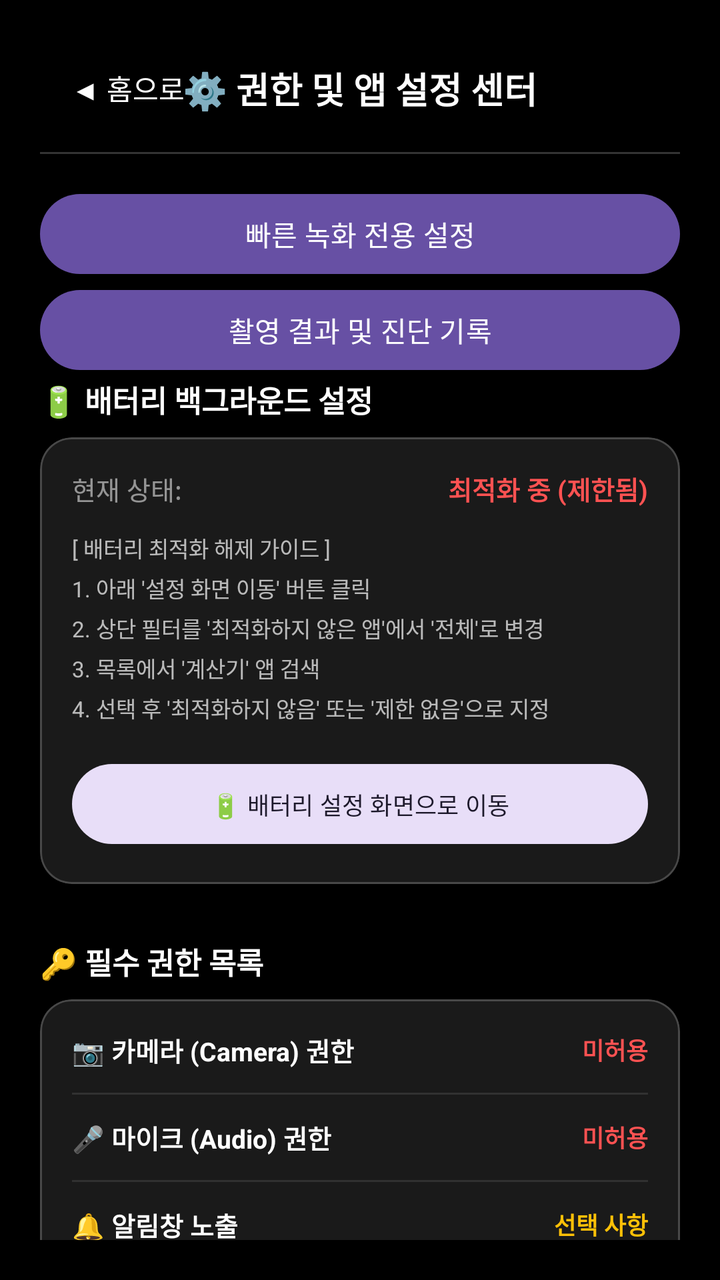
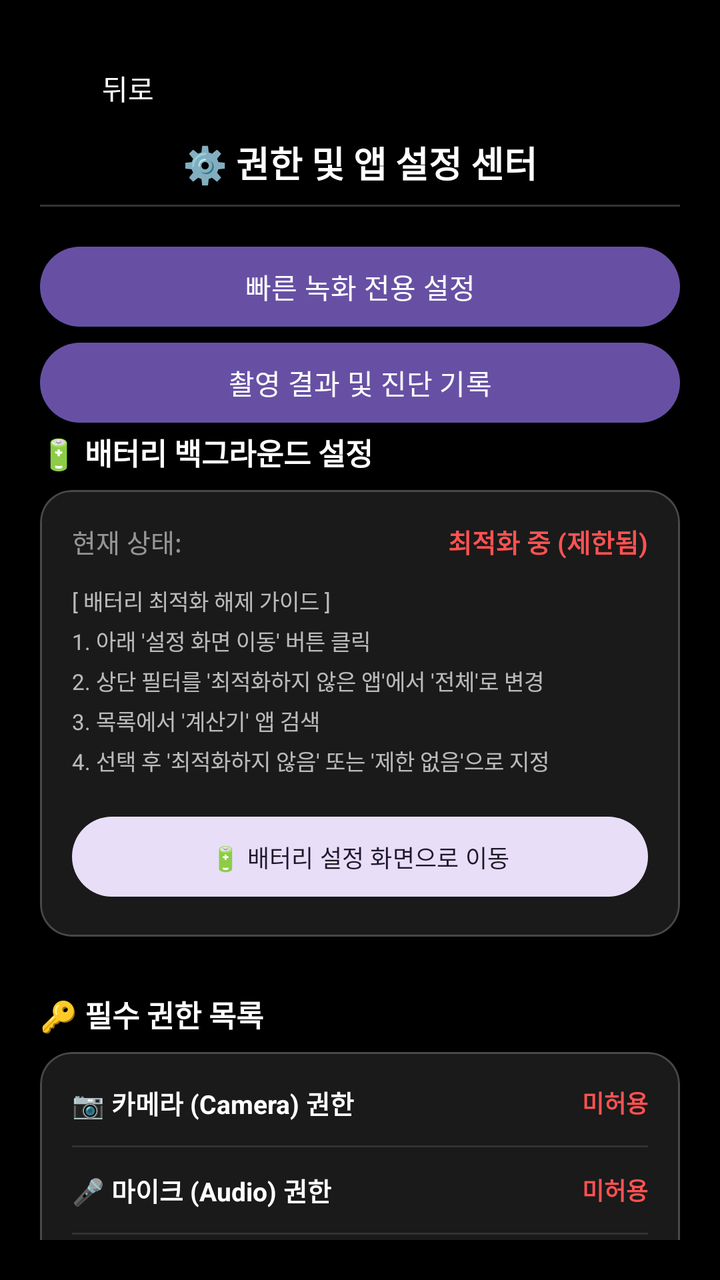

Two renders of the same Android screen: before a commit and after it. Below are the layout's source before the change and the commit's diff.
<!-- AndroidManifest.xml: application theme Theme.Camera2Study -->
<!-- res/layout/fragment_settings.xml -->
<?xml version="1.0" encoding="utf-8"?>
<androidx.constraintlayout.widget.ConstraintLayout xmlns:android="http://schemas.android.com/apk/res/android"
    xmlns:app="http://schemas.android.com/apk/res-auto"
    android:layout_width="match_parent"
    android:layout_height="match_parent"
    android:background="@android:color/black"
    android:padding="20dp"
    android:fitsSystemWindows="true">

    
    <com.google.android.material.button.MaterialButton
        android:id="@+id/btnBack"
        style="@style/Widget.Material3.Button.TextButton"
        android:layout_width="wrap_content"
        android:layout_height="wrap_content"
        android:text="◀ 홈으로"
        android:textColor="@android:color/white"
        android:textSize="14sp"
        app:layout_constraintStart_toStartOf="parent"
        app:layout_constraintTop_toTopOf="parent" />

    <TextView
        android:id="@+id/txtSettingsTitle"
        android:layout_width="wrap_content"
        android:layout_height="wrap_content"
        android:text="⚙️ 권한 및 앱 설정 센터"
        android:textColor="@android:color/white"
        android:textSize="18sp"
        android:textStyle="bold"
        app:layout_constraintBottom_toBottomOf="@id/btnBack"
        app:layout_constraintEnd_toEndOf="parent"
        app:layout_constraintStart_toStartOf="parent"
        app:layout_constraintTop_toTopOf="@id/btnBack" />

    <View
        android:id="@+id/dividerTop"
        android:layout_width="match_parent"
        android:layout_height="1dp"
        android:layout_marginTop="8dp"
        android:background="#33FFFFFF"
        app:layout_constraintTop_toBottomOf="@id/btnBack" />

    
    <androidx.core.widget.NestedScrollView
        android:layout_width="match_parent"
        android:layout_height="0dp"
        android:layout_marginTop="16dp"
        app:layout_constraintBottom_toBottomOf="parent"
        app:layout_constraintTop_toBottomOf="@id/dividerTop">

        <LinearLayout
            android:layout_width="match_parent"
            android:layout_height="wrap_content"
            android:orientation="vertical">

            
            <com.google.android.material.button.MaterialButton
                android:id="@+id/btnQuickRecordingSettings"
                android:layout_width="match_parent"
                android:layout_height="wrap_content"
                android:text="빠른 녹화 전용 설정" />

            <com.google.android.material.button.MaterialButton
                android:id="@+id/btnRecordingHistory"
                android:layout_width="match_parent"
                android:layout_height="wrap_content"
                android:text="촬영 결과 및 진단 기록" />

            <TextView
                android:layout_width="wrap_content"
                android:layout_height="wrap_content"
                android:text="🔋 배터리 백그라운드 설정"
                android:textColor="@android:color/white"
                android:textSize="15sp"
                android:textStyle="bold" />

            <com.google.android.material.card.MaterialCardView
                style="@style/Widget.Material3.CardView.Filled"
                android:layout_width="match_parent"
                android:layout_height="wrap_content"
                android:layout_marginTop="8dp"
                app:cardBackgroundColor="#1AFFFFFF"
                app:cardCornerRadius="16dp"
                app:strokeColor="#33FFFFFF"
                app:strokeWidth="1dp">

                <LinearLayout
                    android:layout_width="match_parent"
                    android:layout_height="wrap_content"
                    android:orientation="vertical"
                    android:padding="16dp">

                    <LinearLayout
                        android:layout_width="match_parent"
                        android:layout_height="wrap_content"
                        android:orientation="horizontal"
                        android:gravity="center_vertical">

                        <TextView
                            android:layout_width="0dp"
                            android:layout_height="wrap_content"
                            android:layout_weight="1"
                            android:text="현재 상태:"
                            android:textColor="#8AFFFFFF"
                            android:textSize="13sp" />

                        <TextView
                            android:id="@+id/txtBatteryState"
                            android:layout_width="wrap_content"
                            android:layout_height="wrap_content"
                            android:text="최적화 중 (제한됨)"
                            android:textColor="#FF5252"
                            android:textSize="13sp"
                            android:textStyle="bold" />
                    </LinearLayout>

                    <TextView
                        android:layout_width="match_parent"
                        android:layout_height="wrap_content"
                        android:layout_marginTop="12dp"
                        android:text="[ 배터리 최적화 해제 가이드 ]\n1. 아래 '설정 화면 이동' 버튼 클릭\n2. 상단 필터를 '최적화하지 않은 앱'에서 '전체'로 변경\n3. 목록에서 '계산기' 앱 검색\n4. 선택 후 '최적화하지 않음' 또는 '제한 없음'으로 지정"
                        android:textColor="#B3FFFFFF"
                        android:textSize="11sp"
                        android:lineSpacingExtra="4dp" />

                    <com.google.android.material.button.MaterialButton
                        android:id="@+id/btnGoBatterySettings"
                        style="@style/Widget.Material3.Button.TonalButton"
                        android:layout_width="match_parent"
                        android:layout_height="wrap_content"
                        android:layout_marginTop="16dp"
                        android:text="🔋 배터리 설정 화면으로 이동"
                        android:textSize="12sp" />
                </LinearLayout>
            </com.google.android.material.card.MaterialCardView>

            
            <TextView
                android:layout_width="wrap_content"
                android:layout_height="wrap_content"
                android:layout_marginTop="28dp"
                android:text="🔑 필수 권한 목록"
                android:textColor="@android:color/white"
                android:textSize="15sp"
                android:textStyle="bold" />

            <com.google.android.material.card.MaterialCardView
                style="@style/Widget.Material3.CardView.Filled"
                android:layout_width="match_parent"
                android:layout_height="wrap_content"
                android:layout_marginTop="8dp"
                app:cardBackgroundColor="#1AFFFFFF"
                app:cardCornerRadius="16dp"
                app:strokeColor="#33FFFFFF"
                app:strokeWidth="1dp">

                <LinearLayout
                    android:layout_width="match_parent"
                    android:layout_height="wrap_content"
                    android:orientation="vertical"
                    android:padding="16dp">

                    
                    <LinearLayout
                        android:layout_width="match_parent"
                        android:layout_height="wrap_content"
                        android:orientation="horizontal"
                        android:gravity="center_vertical">

                        <TextView
                            android:layout_width="0dp"
                            android:layout_height="wrap_content"
                            android:layout_weight="1"
                            android:text="📷 카메라 (Camera) 권한"
                            android:textColor="@android:color/white"
                            android:textSize="13sp"
                            android:textStyle="bold" />

                        <TextView
                            android:id="@+id/txtPermCamera"
                            android:layout_width="wrap_content"
                            android:layout_height="wrap_content"
                            android:text="미허용"
                            android:textColor="#FF5252"
                            android:textSize="12sp"
                            android:textStyle="bold" />
                    </LinearLayout>

                    <View
                        android:layout_width="match_parent"
                        android:layout_height="1dp"
                        android:background="#1AFFFFFF"
                        android:layout_marginVertical="12dp" />

                    
                    <LinearLayout
                        android:layout_width="match_parent"
                        android:layout_height="wrap_content"
                        android:orientation="horizontal"
                        android:gravity="center_vertical">

                        <TextView
                            android:layout_width="0dp"
                            android:layout_height="wrap_content"
                            android:layout_weight="1"
                            android:text="🎤 마이크 (Audio) 권한"
                            android:textColor="@android:color/white"
                            android:textSize="13sp"
                            android:textStyle="bold" />

                        <TextView
                            android:id="@+id/txtPermAudio"
                            android:layout_width="wrap_content"
                            android:layout_height="wrap_content"
                            android:text="미허용"
                            android:textColor="#FF5252"
                            android:textSize="12sp"
                            android:textStyle="bold" />
                    </LinearLayout>

                    <View
                        android:layout_width="match_parent"
                        android:layout_height="1dp"
                        android:background="#1AFFFFFF"
                        android:layout_marginVertical="12dp" />

                    
                    <LinearLayout
                        android:layout_width="match_parent"
                        android:layout_height="wrap_content"
                        android:orientation="horizontal"
                        android:gravity="center_vertical">

                        <TextView
                            android:layout_width="0dp"
                            android:layout_height="wrap_content"
                            android:layout_weight="1"
                            android:text="🔔 알림창 노출"
                            android:textColor="@android:color/white"
                            android:textSize="13sp"
                            android:textStyle="bold" />

                        <TextView
                            android:id="@+id/txtPermNotification"
                            android:layout_width="wrap_content"
                            android:layout_height="wrap_content"
                            android:text="선택 사항"
                            android:textColor="#FFC107"
                            android:textSize="12sp"
                            android:textStyle="bold" />
                    </LinearLayout>

                    <View
                        android:layout_width="match_parent"
                        android:layout_height="1dp"
                        android:background="#1AFFFFFF"
                        android:layout_marginVertical="12dp" />

                    
                    <LinearLayout
                        android:layout_width="match_parent"
                        android:layout_height="wrap_content"
                        android:orientation="vertical">

                        <TextView
                            android:layout_width="wrap_content"
                            android:layout_height="wrap_content"
                            android:text="🔕 알림 최소화"
                            android:textColor="#FFC107"
                            android:textSize="13sp"
                            android:textStyle="bold" />

                        <TextView
                            android:layout_width="match_parent"
                            android:layout_height="wrap_content"
                            android:layout_marginTop="4dp"
                            android:text="앱 알림을 끄면 알림창 노출을 줄일 수 있습니다. 단, Android의 활성 앱 표시와 카메라/마이크 사용 표시기는 숨길 수 없습니다."
                            android:textColor="#B3FFFFFF"
                            android:textSize="11sp" />

                        <com.google.android.material.button.MaterialButton
                            android:id="@+id/btnDisableNotification"
                            style="@style/Widget.Material3.Button.TonalButton"
                            android:layout_width="match_parent"
                            android:layout_height="wrap_content"
                            android:layout_marginTop="8dp"
                            android:text="알림 설정 열기"
                            android:textSize="12sp" />
                    </LinearLayout>

                    <com.google.android.material.button.MaterialButton
                        android:id="@+id/btnRequestPermissions"
                        style="@style/Widget.Material3.Button"
                        android:layout_width="match_parent"
                        android:layout_height="wrap_content"
                        android:layout_marginTop="20dp"
                        android:text="🔑 누락된 필수 권한 승인하기"
                        android:textSize="12sp" />
                </LinearLayout>
            </com.google.android.material.card.MaterialCardView>

            <TextView
                android:layout_width="wrap_content"
                android:layout_height="wrap_content"
                android:layout_marginTop="28dp"
                android:text="PIN 진입 설정"
                android:textColor="@android:color/white"
                android:textSize="15sp"
                android:textStyle="bold" />

            <com.google.android.material.card.MaterialCardView
                style="@style/Widget.Material3.CardView.Filled"
                android:layout_width="match_parent"
                android:layout_height="wrap_content"
                android:layout_marginTop="8dp"
                app:cardBackgroundColor="#1AFFFFFF"
                app:cardCornerRadius="16dp"
                app:strokeColor="#33FFFFFF"
                app:strokeWidth="1dp">

                <LinearLayout
                    android:layout_width="match_parent"
                    android:layout_height="wrap_content"
                    android:orientation="vertical"
                    android:padding="16dp">

                    <LinearLayout
                        android:layout_width="match_parent"
                        android:layout_height="wrap_content"
                        android:gravity="center_vertical"
                        android:orientation="horizontal">

                        <TextView
                            android:layout_width="0dp"
                            android:layout_height="wrap_content"
                            android:layout_weight="1"
                            android:text="4자리 PIN 잠금"
                            android:textColor="@android:color/white"
                            android:textSize="13sp"
                            android:textStyle="bold" />

                        <TextView
                            android:id="@+id/txtPinState"
                            android:layout_width="wrap_content"
                            android:layout_height="wrap_content"
                            android:text="꺼짐"
                            android:textColor="#8AFFFFFF"
                            android:textSize="12sp"
                            android:textStyle="bold" />
                    </LinearLayout>

                    <com.google.android.material.switchmaterial.SwitchMaterial
                        android:id="@+id/switchPinLock"
                        android:layout_width="match_parent"
                        android:layout_height="wrap_content"
                        android:layout_marginTop="10dp"
                        android:text="계산기 = 버튼 롱프레스 후 PIN 요구"
                        android:textColor="#B3FFFFFF"
                        android:textSize="12sp" />

                    <com.google.android.material.textfield.TextInputLayout
                        android:layout_width="match_parent"
                        android:layout_height="wrap_content"
                        android:layout_marginTop="10dp"
                        android:hint="PIN 4자리"
                        app:boxBackgroundColor="#1A000000"
                        app:boxStrokeColor="#66FFFFFF"
                        app:hintTextColor="#8AFFFFFF">

                        <com.google.android.material.textfield.TextInputEditText
                            android:id="@+id/inputPinCode"
                            android:layout_width="match_parent"
                            android:layout_height="wrap_content"
                            android:digits="0123456789"
                            android:inputType="numberPassword"
                            android:maxLength="4"
                            android:textColor="@android:color/white"
                            android:textSize="14sp" />
                    </com.google.android.material.textfield.TextInputLayout>

                    <com.google.android.material.button.MaterialButton
                        android:id="@+id/btnSavePin"
                        style="@style/Widget.Material3.Button.TonalButton"
                        android:layout_width="match_parent"
                        android:layout_height="wrap_content"
                        android:layout_marginTop="12dp"
                        android:text="PIN 설정 저장"
                        android:textSize="12sp" />
                </LinearLayout>
            </com.google.android.material.card.MaterialCardView>

            <TextView
                android:layout_width="match_parent"
                android:layout_height="wrap_content"
                android:layout_marginTop="20dp"
                android:layout_marginBottom="30dp"
                android:text="* 주의: 필수 권한이 허용되어야 비공개 카메라를 통해 동영상를 정상 촬영할 수 있습니다."
                android:textColor="#59FFFFFF"
                android:textSize="10sp" />
        </LinearLayout>
    </androidx.core.widget.NestedScrollView>

</androidx.constraintlayout.widget.ConstraintLayout>
<!-- resources referenced by this layout -->
<resources>
  <style name="Theme.Camera2Study" parent="Theme.Material3.DayNight.NoActionBar">
          <item name="android:statusBarColor" tools:targetApi="l">@android:color/black</item>
          <item name="android:navigationBarColor">@android:color/black</item>
      </style>
</resources>

<!-- the commit's change to res/layout/fragment_settings.xml (unified diff, before → after) -->
@@ -13,7 +13,7 @@
         style="@style/Widget.Material3.Button.TextButton"
         android:layout_width="wrap_content"
         android:layout_height="wrap_content"
-        android:text="◀ 홈으로"
+        android:text="뒤로"
         android:textColor="@android:color/white"
         android:textSize="14sp"
         app:layout_constraintStart_toStartOf="parent"
@@ -27,10 +27,9 @@
         android:textColor="@android:color/white"
         android:textSize="18sp"
         android:textStyle="bold"
-        app:layout_constraintBottom_toBottomOf="@id/btnBack"
         app:layout_constraintEnd_toEndOf="parent"
         app:layout_constraintStart_toStartOf="parent"
-        app:layout_constraintTop_toTopOf="@id/btnBack" />
+        app:layout_constraintTop_toBottomOf="@id/btnBack" />
 
     <View
         android:id="@+id/dividerTop"
@@ -38,7 +37,7 @@
         android:layout_height="1dp"
         android:layout_marginTop="8dp"
         android:background="#33FFFFFF"
-        app:layout_constraintTop_toBottomOf="@id/btnBack" />
+        app:layout_constraintTop_toBottomOf="@id/txtSettingsTitle" />
 
     
     <androidx.core.widget.NestedScrollView
